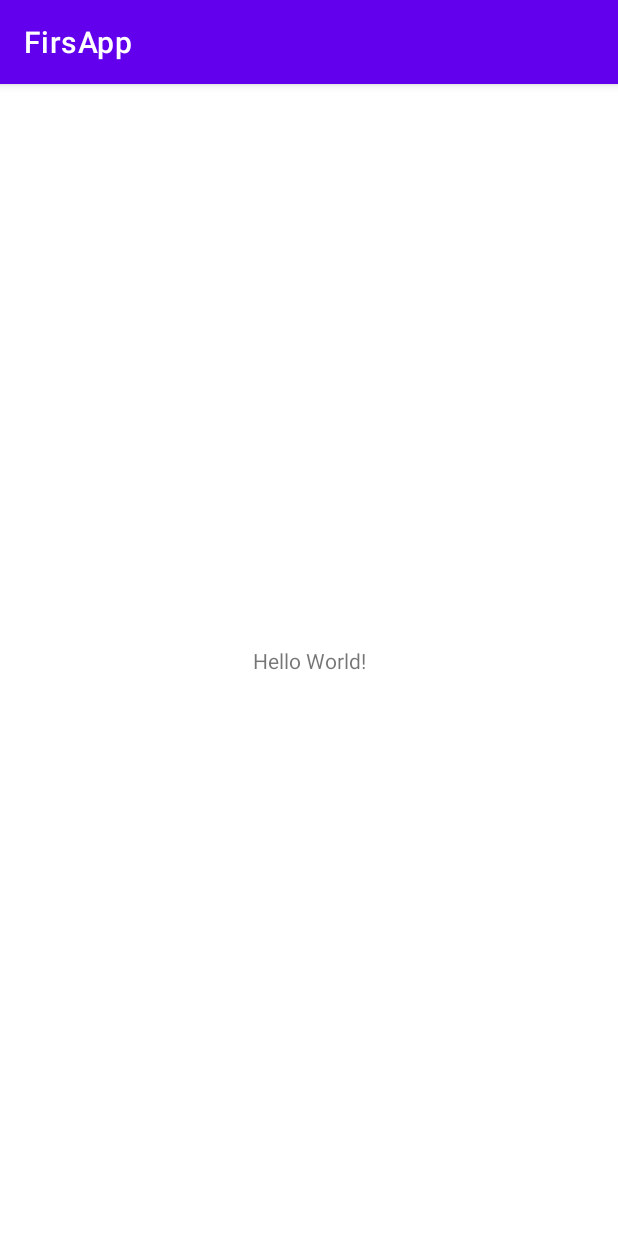
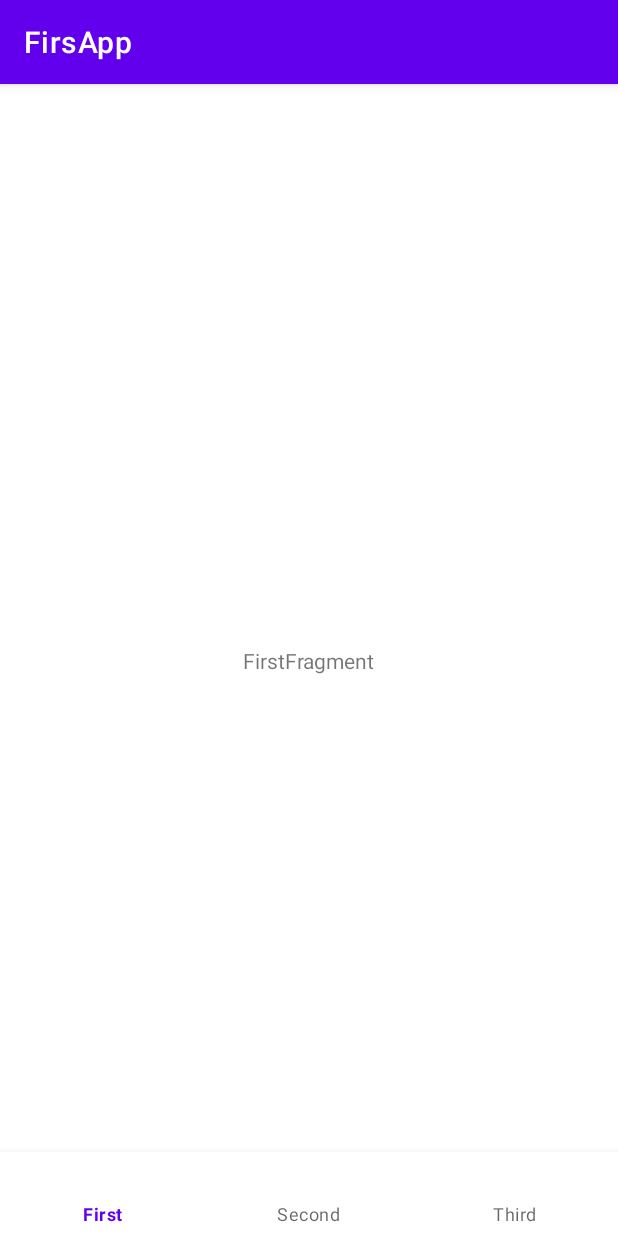
Before and after one commit to scumwd/Kotlin, an Android app: the screen it shows after launch (MainActivity), on a phone screen of 412 x 824 dp. Run offline under Robolectric (Android 15) with nearby library versions, the light colour scheme and no system bars; our stand-ins replace navigation-ui.

Commit message:
Completing homework for 18.11

```diff
--- a/app/build.gradle
+++ b/app/build.gradle
@@ -26,6 +26,9 @@ android {
         sourceCompatibility JavaVersion.VERSION_1_8
         targetCompatibility JavaVersion.VERSION_1_8
     }
+    buildFeatures{
+        viewBinding true
+    }
     kotlinOptions {
         jvmTarget = '1.8'
     }
@@ -37,6 +40,9 @@ dependencies {
     implementation 'androidx.appcompat:appcompat:1.2.0'
     implementation 'com.google.android.material:material:1.3.0'
     implementation 'androidx.constraintlayout:constraintlayout:2.0.4'
+    implementation 'androidx.navigation:navigation-fragment-ktx:2.3.5'
+    implementation 'androidx.navigation:navigation-ui-ktx:2.3.5'
+    implementation 'androidx.legacy:legacy-support-v4:1.0.0'
     testImplementation 'junit:junit:4.+'
     androidTestImplementation 'androidx.test.ext:junit:1.1.2'
     androidTestImplementation 'androidx.test.espresso:espresso-core:3.3.0'
--- /dev/null
+++ b/app/src/main/java/com/example/firsapp/FirstFragment.kt
@@ -0,0 +1,59 @@
+package com.example.firsapp
+
+import android.os.Bundle
+import androidx.fragment.app.Fragment
+import android.view.LayoutInflater
+import android.view.View
+import android.view.ViewGroup
+
+// TODO: Rename parameter arguments, choose names that match
+// the fragment initialization parameters, e.g. ARG_ITEM_NUMBER
+private const val ARG_PARAM1 = "param1"
+private const val ARG_PARAM2 = "param2"
+
+/**
+ * A simple [Fragment] subclass.
+ * Use the [FirstFragment.newInstance] factory method to
+ * create an instance of this fragment.
+ */
+class FirstFragment : Fragment() {
+    // TODO: Rename and change types of parameters
+    private var param1: String? = null
+    private var param2: String? = null
+
+    override fun onCreate(savedInstanceState: Bundle?) {
+        super.onCreate(savedInstanceState)
+        arguments?.let {
+            param1 = it.getString(ARG_PARAM1)
+            param2 = it.getString(ARG_PARAM2)
+        }
+    }
+
+    override fun onCreateView(
+        inflater: LayoutInflater , container: ViewGroup? ,
+        savedInstanceState: Bundle?
+    ): View? {
+        // Inflate the layout for this fragment
+        return inflater.inflate(R.layout.fragment_first , container , false)
+    }
+
+    companion object {
+        /**
+         * Use this factory method to create a new instance of
+         * this fragment using the provided parameters.
+         *
+         * @param param1 Parameter 1.
+         * @param param2 Parameter 2.
+         * @return A new instance of fragment FirstFragment.
+         */
+        // TODO: Rename and change types and number of parameters
+        @JvmStatic
+        fun newInstance(param1: String , param2: String) =
+            FirstFragment().apply {
+                arguments = Bundle().apply {
+                    putString(ARG_PARAM1 , param1)
+                    putString(ARG_PARAM2 , param2)
+                }
+            }
+    }
+}
--- /dev/null
+++ b/app/src/main/java/com/example/firsapp/Item.kt
@@ -0,0 +1,6 @@
+package com.example.firsapp
+
+data class Item(
+    val title: String,
+    val discription: String
+)
--- a/app/src/main/java/com/example/firsapp/MainActivity.kt
+++ b/app/src/main/java/com/example/firsapp/MainActivity.kt
@@ -1,11 +1,25 @@
 package com.example.firsapp
 
+import android.app.AlertDialog
 import androidx.appcompat.app.AppCompatActivity
 import android.os.Bundle
+import android.util.Log
+import androidx.navigation.Navigation.findNavController
+import androidx.navigation.findNavController
+import androidx.navigation.ui.setupWithNavController
+import com.example.firsapp.databinding.ActivityMainBinding
+import com.example.firsapp.databinding.FragmentSecondBinding
 
 class MainActivity : AppCompatActivity() {
+
+    lateinit var binding: ActivityMainBinding
+
     override fun onCreate(savedInstanceState: Bundle?) {
         super.onCreate(savedInstanceState)
-        setContentView(R.layout.activity_main)
+        binding = ActivityMainBinding.inflate(layoutInflater)
+        setContentView(binding.root)
+
+        val navController = findNavController(R.id.nav_fragment)
+        binding.bottomNavigatinView.setupWithNavController(navController)
     }
 }
--- /dev/null
+++ b/app/src/main/res/drawable/ic_delete.xml
@@ -0,0 +1,5 @@
+<vector android:height="40dp" android:tint="?attr/colorControlNormal"
+    android:viewportHeight="24" android:viewportWidth="24"
+    android:width="40dp" xmlns:android="http://schemas.android.com/apk/res/android">
+    <path android:fillColor="@android:color/white" android:pathData="M6,19c0,1.1 0.9,2 2,2h8c1.1,0 2,-0.9 2,-2V7H6v12zM19,4h-3.5l-1,-1h-5l-1,1H5v2h14V4z"/>
+</vector>
--- a/app/src/main/res/layout/activity_main.xml
+++ b/app/src/main/res/layout/activity_main.xml
@@ -6,13 +6,27 @@
     android:layout_height="match_parent"
     tools:context=".MainActivity">
 
-    <TextView
-        android:layout_width="wrap_content"
-        android:layout_height="wrap_content"
-        android:text="Hello World!"
-        app:layout_constraintBottom_toBottomOf="parent"
+    <fragment
+        android:id="@+id/nav_fragment"
+        android:name="androidx.navigation.fragment.NavHostFragment"
+        android:layout_width="match_parent"
+        android:layout_height="match_parent"
+        app:defaultNavHost="true"
+        app:layout_constraintBottom_toTopOf="@id/bottom_navigatin_view"
         app:layout_constraintLeft_toLeftOf="parent"
         app:layout_constraintRight_toRightOf="parent"
-        app:layout_constraintTop_toTopOf="parent" />
+        app:layout_constraintTop_toTopOf="parent"
+        app:navGraph="@navigation/nav_graf" />
+
+    <com.google.android.material.bottomnavigation.BottomNavigationView
+        android:id="@+id/bottom_navigatin_view"
+        android:layout_width="0dp"
+        android:layout_height="wrap_content"
+        android:background="?android:attr/windowBackground"
+        app:layout_constraintBottom_toBottomOf="parent"
+        app:layout_constraintHorizontal_bias="0.0"
+        app:layout_constraintLeft_toLeftOf="parent"
+        app:layout_constraintRight_toRightOf="parent"
+        app:menu="@menu/bottom_menu" />
 
 </androidx.constraintlayout.widget.ConstraintLayout>
--- /dev/null
+++ b/app/src/main/res/layout/fragment_first.xml
@@ -0,0 +1,23 @@
+<?xml version="1.0" encoding="utf-8"?>
+<FrameLayout xmlns:android="http://schemas.android.com/apk/res/android"
+    xmlns:app="http://schemas.android.com/apk/res-auto"
+    xmlns:tools="http://schemas.android.com/tools"
+    android:layout_width="match_parent"
+    android:layout_height="match_parent"
+    tools:context=".FirstFragment">
+
+   <androidx.constraintlayout.widget.ConstraintLayout
+       android:layout_width="match_parent"
+       android:layout_height="match_parent">
+
+       <TextView
+           android:layout_width="wrap_content"
+           android:layout_height="wrap_content"
+           android:text="FirstFragment"
+           app:layout_constraintBottom_toBottomOf="parent"
+           app:layout_constraintEnd_toEndOf="parent"
+           app:layout_constraintStart_toStartOf="parent"
+           app:layout_constraintTop_toTopOf="parent" />
+   </androidx.constraintlayout.widget.ConstraintLayout>
+
+</FrameLayout>
--- /dev/null
+++ b/app/src/main/res/menu/bottom_menu.xml
@@ -0,0 +1,13 @@
+<?xml version="1.0" encoding="utf-8"?>
+<menu xmlns:app="http://schemas.android.com/apk/res-auto"
+        xmlns:android="http://schemas.android.com/apk/res/android">
+    <item
+        android:id="@+id/firstFragment"
+        android:title="First" />
+    <item
+        android:id="@+id/secondFragment"
+        android:title="Second" />
+    <item
+        android:id="@+id/thirdFragment"
+        android:title="Third" />
+</menu>
--- /dev/null
+++ b/app/src/main/res/navigation/nav_graf.xml
@@ -0,0 +1,23 @@
+<?xml version="1.0" encoding="utf-8"?>
+<navigation xmlns:android="http://schemas.android.com/apk/res/android"
+    xmlns:app="http://schemas.android.com/apk/res-auto"
+    xmlns:tools="http://schemas.android.com/tools"
+    android:id="@+id/nav_graf"
+    app:startDestination="@id/firstFragment">
+
+    <fragment
+        android:id="@+id/firstFragment"
+        android:name="com.example.firsapp.FirstFragment"
+        android:label="fragment_first"
+        tools:layout="@layout/fragment_first" />
+    <fragment
+        android:id="@+id/secondFragment"
+        android:name="com.example.firsapp.SecondFragment"
+        android:label="fragment_second"
+        tools:layout="@layout/fragment_second" />
+    <fragment
+        android:id="@+id/thirdFragment"
+        android:name="com.example.firsapp.ThirdFragment"
+        android:label="fragment_third"
+        tools:layout="@layout/fragment_third" />
+</navigation>
--- a/app/src/main/res/values/strings.xml
+++ b/app/src/main/res/values/strings.xml
@@ -1,3 +1,5 @@
 <resources>
     <string name="app_name">FirsApp</string>
+    <!-- TODO: Remove or change this placeholder text -->
+    <string name="hello_blank_fragment">Hello blank fragment</string>
 </resources>
--- a/build.gradle
+++ b/build.gradle
@@ -6,7 +6,7 @@ buildscript {
     }
     dependencies {
         classpath "com.android.tools.build:gradle:7.0.2"
-        classpath "org.jetbrains.kotlin:kotlin-gradle-plugin:1.5.30"
+        classpath 'org.jetbrains.kotlin:kotlin-gradle-plugin:1.5.31'
 
         // NOTE: Do not place your application dependencies here; they belong
         // in the individual module build.gradle files
```
Also changed, not shown: app/src/main/java/com/example/firsapp/SecondFragment.kt (added, +76 -0 lines), app/src/main/java/com/example/firsapp/ThirdFragment.kt (added, +59 -0 lines), app/src/main/res/drawable/ic_add.xml (added, +10 -0 lines), app/src/main/res/layout/dialog_layout.xml (added, +31 -0 lines), app/src/main/res/layout/fragment_second.xml (added, +31 -0 lines), app/src/main/res/layout/fragment_third.xml (added, +14 -0 lines).
